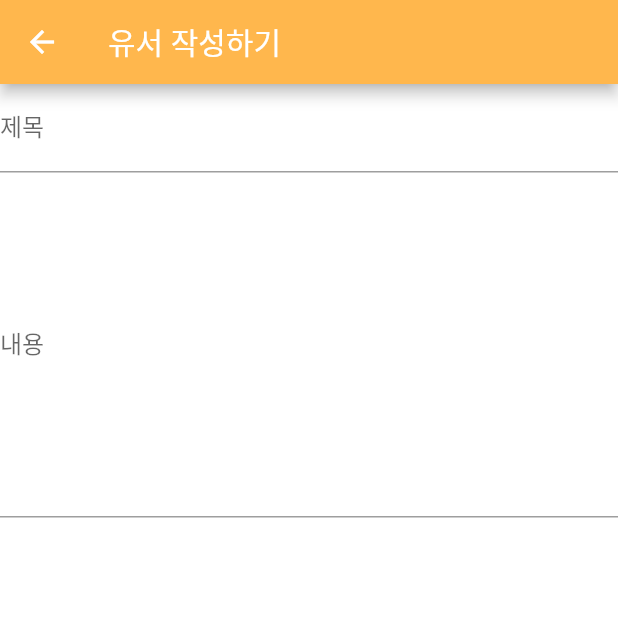
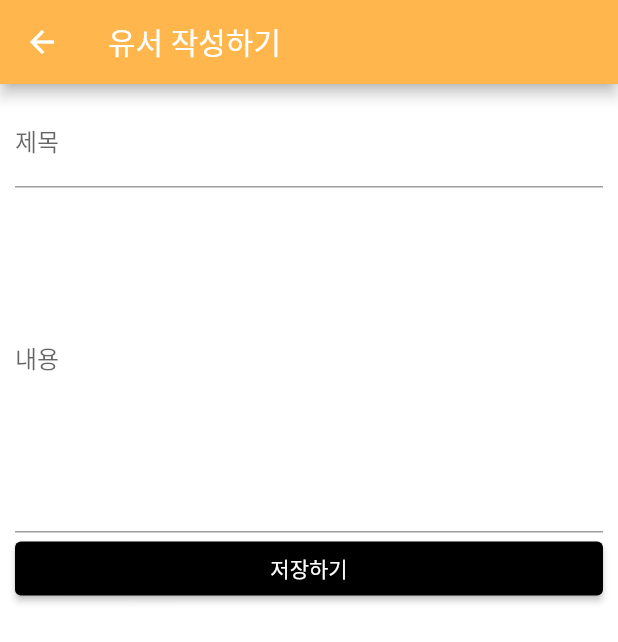
Before and after one commit to Mamoori-app/app, a Flutter app: the WriteView screen opened directly, on a phone screen of 412 x 824 dp. Shown: the top 642 px of the screen. Run offline on Flutter 3.47's test engine with Material 2 defaults, Android fonts, the phone set to English and light mode, and no system bars.

Commit message:
fix(input_form): button&padding추가;

```diff
--- a/mamoori/lib/widget/input_form_widget.dart
+++ b/mamoori/lib/widget/input_form_widget.dart
@@ -21,10 +21,14 @@ class InputFormWidget extends StatelessWidget {
       constraints: BoxConstraints(
         maxWidth: MediaQuery.of(context).size.width,
       ),
-      child: Column(children: [
-        buildTitle(),
-        buildContent(),
-      ]),
+      child: Padding(
+        padding: const EdgeInsets.all(10.0),
+        child: Column(children: [
+          buildTitle(),
+          buildContent(),
+          buildButton(),
+        ]),
+      ),
     );
   }
 
@@ -71,4 +75,14 @@ class InputFormWidget extends StatelessWidget {
           ),
         ],
       );
+
+  Widget buildButton() => SizedBox(
+        width: double.infinity,
+        child: ElevatedButton(
+          style: ButtonStyle(
+              backgroundColor: MaterialStateProperty.all(Colors.black)),
+          onPressed: onSavedWill,
+          child: Text('저장하기'),
+        ),
+      );
 }
```
